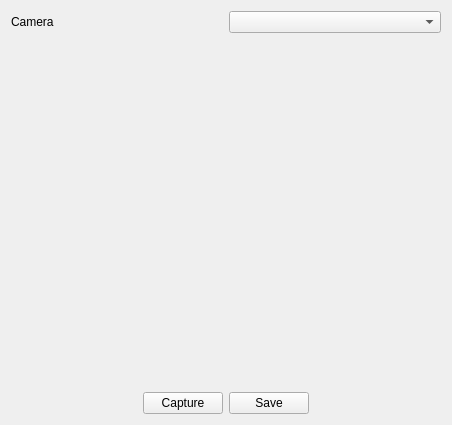
The window that qt/CameraDemo/camerademo.ui (chinwe/trunk) describes before a commit, drawn with Qt 5.
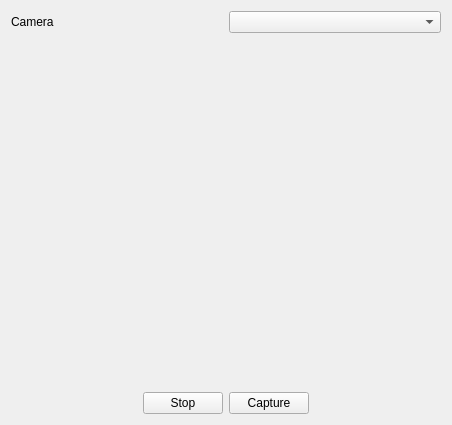
The same window after the commit.

Commit message: [MOD]修改摄像头抓拍代码

Diff of the .ui file:
```diff
--- a/qt/CameraDemo/camerademo.ui
+++ b/qt/CameraDemo/camerademo.ui
@@ -46,14 +46,14 @@
      <item>
       <widget class="QPushButton" name="m_pPushButtonCapture">
        <property name="text">
-        <string>Capture</string>
+        <string>Stop</string>
        </property>
       </widget>
      </item>
      <item>
       <widget class="QPushButton" name="m_pPushButtonSave">
        <property name="text">
-        <string>Save</string>
+        <string>Capture</string>
        </property>
       </widget>
      </item>
```
The commit also changes 1 other file.
